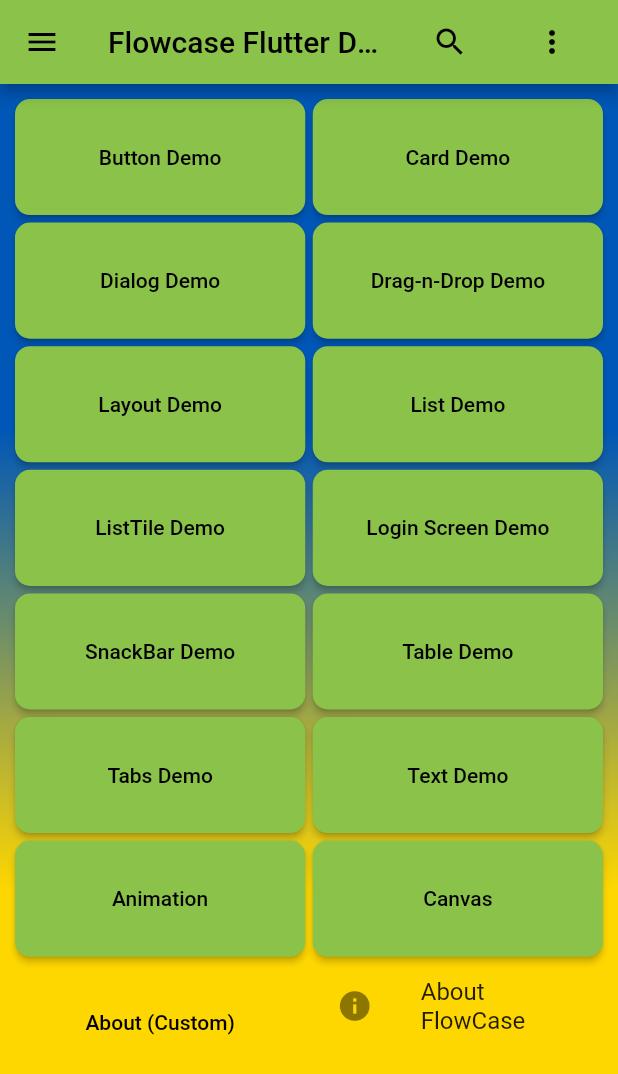
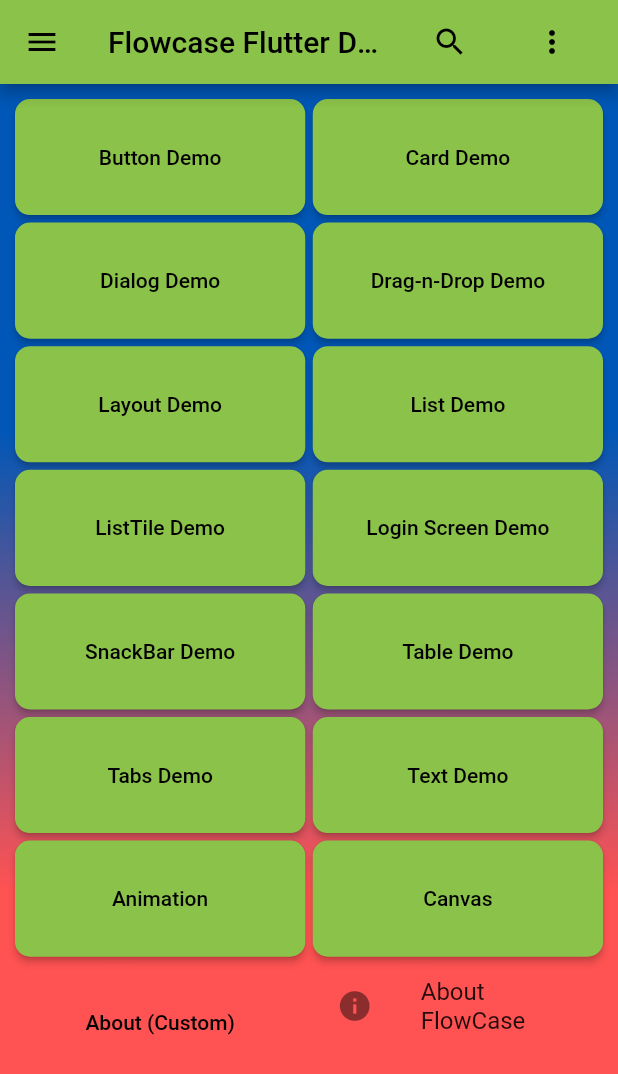
Before and after one commit to IanDarwin/flowcase, a Flutter app: the screen it shows after launch, on a phone screen of 412 x 824 dp. Shown: the top 1074 px of the screen. Run offline on Flutter 3.47's test engine with Material 2 defaults, Android fonts, the phone set to English and light mode, and no system bars; our stand-ins replace flutter_html, flutter_settings_screens.

Commit message:
Bgcolor back to redaccent

```diff
--- a/lib/main.dart
+++ b/lib/main.dart
@@ -25,7 +25,7 @@ void main() async {
 }
 
 const Color gradientStartColor = Color(0xff0057b7);
-const Color gradientEndColor = Color(0xffffd700);
+const Color gradientEndColor = Colors.redAccent;
 
 class MyApp extends StatelessWidget {
   const MyApp({super.key});
```
